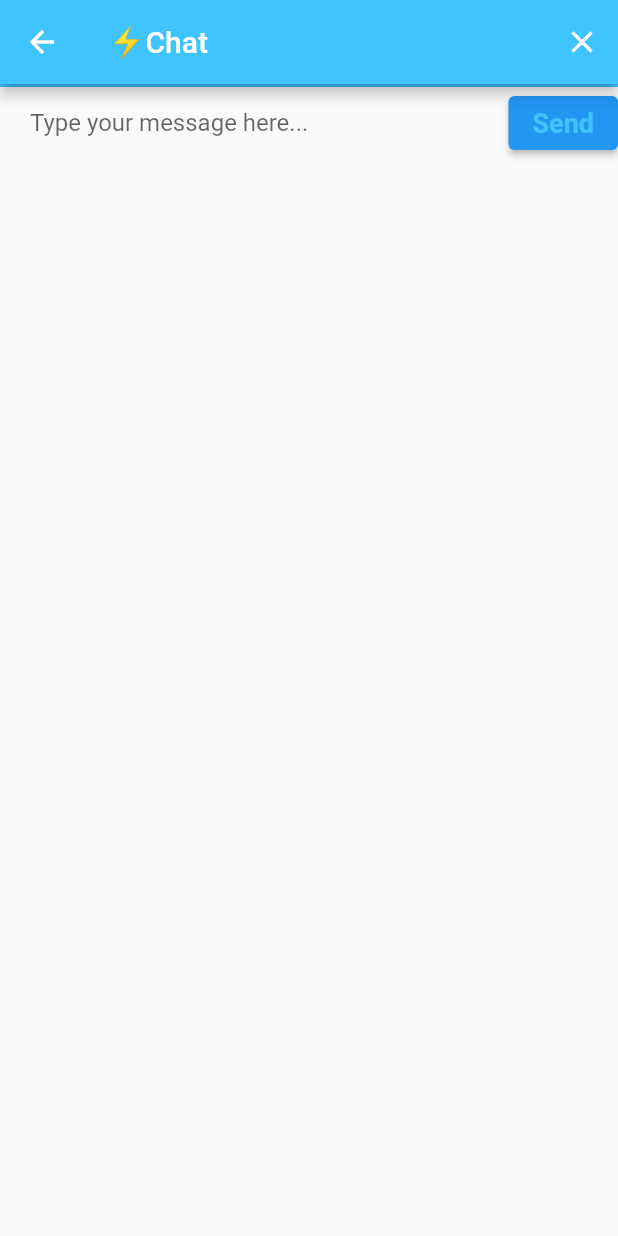
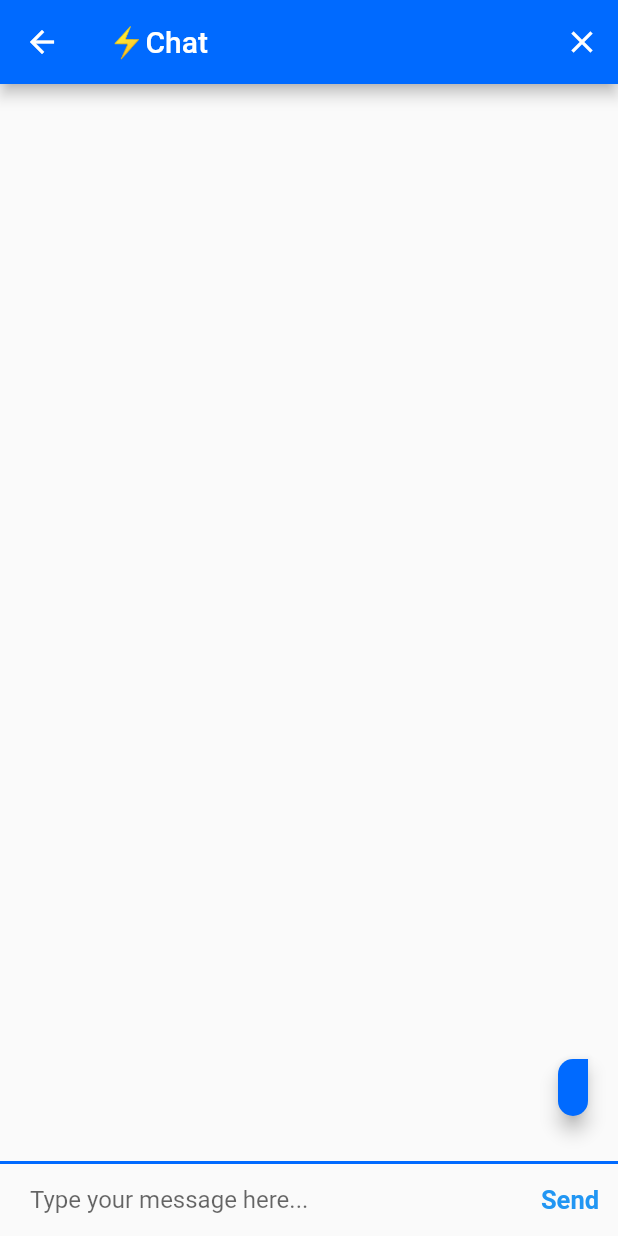
Before and after one commit to ashif-hivelearning/flutter-fireside-chat-completed, a Flutter app: the ChatScreen screen opened by its route, after a tap on "Send", on a phone screen of 412 x 824 dp. Run offline on Flutter 3.47's test engine with Material 2 defaults, Android fonts, the phone set to English and light mode, and no system bars; our stand-ins replace animated_text_kit, cloud_firestore, firebase_auth, firebase_core, modal_progress_hud_nsn; accounts and stored records are empty.

Commit message:
app completed

```diff
--- a/lib/constants.dart
+++ b/lib/constants.dart
@@ -1,9 +1,9 @@
 import 'package:flutter/material.dart';
 
 const kSendButtonTextStyle = TextStyle(
-  color: Colors.lightBlueAccent,
+  color: Color(0xFF006AFF),
   fontWeight: FontWeight.bold,
-  fontSize: 18.0,
+  fontSize: 17.0,
 );
 
 const kMessageTextFieldDecoration = InputDecoration(
@@ -14,7 +14,7 @@ const kMessageTextFieldDecoration = InputDecoration(
 
 const kMessageContainerDecoration = BoxDecoration(
   border: Border(
-    top: BorderSide(color: Colors.lightBlueAccent, width: 2.0),
+    top: BorderSide(color: Color(0xFF006AFF), width: 2.0),
   ),
 );
 
--- a/lib/screens/chat_screen.dart
+++ b/lib/screens/chat_screen.dart
@@ -1,9 +1,13 @@
 // ignore_for_file: use_key_in_widget_constructors, library_private_types_in_public_api, prefer_const_constructors
 
+import 'package:cloud_firestore/cloud_firestore.dart';
 import 'package:firebase_auth/firebase_auth.dart';
 import 'package:flutter/material.dart';
 
 import '../constants.dart';
+
+final _firestore = FirebaseFirestore.instance;
+User? loggedInUser;
 
 class ChatScreen extends StatefulWidget {
   static const String id = "chat_screen";
@@ -14,17 +18,34 @@ class ChatScreen extends StatefulWidget {
 
 class _ChatScreenState extends State<ChatScreen> {
   final _auth = FirebaseAuth.instance;
-  late User loggedInUser;
+  TextEditingController textController = TextEditingController();
+
+  String messageText = '';
 
   void getCurrentUser() {
     try {
       final user = _auth.currentUser;
       if (user != null) {
         loggedInUser = user;
-        print(loggedInUser.email);
+        print(loggedInUser?.email);
       }
     } catch (e) {
       print(e);
+    }
+  }
+
+  void getMessages() async {
+    final messages = await _firestore.collection('messages').get();
+    for (var messages in messages.docs) {
+      print(messages.data());
+    }
+  }
+
+  void getMessageStreams() async {
+    await for (var snapshot in _firestore.collection('messages').snapshots()) {
+      for (var messages in snapshot.docs) {
+        print(messages.data());
+      }
     }
   }
 
@@ -43,18 +64,20 @@ class _ChatScreenState extends State<ChatScreen> {
           IconButton(
               icon: Icon(Icons.close),
               onPressed: () {
+                //getMessageStreams();
                 _auth.signOut();
                 Navigator.pop(context);
               }),
         ],
         title: Text('⚡️Chat'),
-        backgroundColor: Colors.lightBlueAccent,
+        backgroundColor: Color(0xFF006AFF),
       ),
       body: SafeArea(
         child: Column(
           mainAxisAlignment: MainAxisAlignment.spaceBetween,
           crossAxisAlignment: CrossAxisAlignment.stretch,
           children: <Widget>[
+            MessageStream(),
             Container(
               decoration: kMessageContainerDecoration,
               child: Row(
@@ -63,19 +86,24 @@ class _ChatScreenState extends State<ChatScreen> {
                   Expanded(
                     child: TextField(
                       onChanged: (value) {
-                        //Do something with the user input.
+                        messageText = value;
                       },
+                      controller: textController,
                       decoration: kMessageTextFieldDecoration,
                     ),
                   ),
-                  ElevatedButton(
+                  TextButton(
+                    style: TextButton.styleFrom(
+                      textStyle: kSendButtonTextStyle,
+                    ),
                     onPressed: () {
-                      //Implement send functionality.
+                      textController.clear();
+                      _firestore.collection('messages').add({
+                        'text': messageText,
+                        'sender': loggedInUser?.email,
+                      });
                     },
-                    child: Text(
-                      'Send',
-                      style: kSendButtonTextStyle,
-                    ),
+                    child: const Text('Send'),
                   ),
                 ],
               ),
@@ -86,3 +114,97 @@ class _ChatScreenState extends State<ChatScreen> {
     );
   }
 }
+
+class MessageStream extends StatelessWidget {
+  @override
+  Widget build(BuildContext context) {
+    return StreamBuilder<QuerySnapshot>(
+        stream: _firestore.collection('messages').snapshots(),
+        builder: (context, snapshot) {
+          if (snapshot.hasData) {
+            final messages = snapshot.data!.docs.reversed;
+            List<MessageBubble> messageBubbles = [];
+            for (var message in messages) {
+              final messageText = message['text'];
+              final messageSender = message['sender'];
+              final currentUser = loggedInUser?.email;
+
+              final messageBubble = MessageBubble(
+                text: messageText,
+                sender: messageSender,
+                isMyMessage: currentUser == messageSender,
+              );
+              messageBubbles.add(messageBubble);
+            }
+            return Expanded(
+              child: ListView(
+                reverse: true,
+                padding: EdgeInsets.symmetric(
+                  horizontal: 10,
+                  vertical: 20,
+                ),
+                children: messageBubbles,
+              ),
+            );
+          } else {
+            return CircularProgressIndicator(
+              backgroundColor: Colors.lightBlueAccent,
+            );
+          }
+        });
+  }
+}
+
+class MessageBubble extends StatelessWidget {
+  const MessageBubble({
+    required this.text,
+    required this.sender,
+    this.isMyMessage = false,
+  });
+
+  final String text;
+  final String sender;
+  final bool isMyMessage;
+
+  @override
+  Widget build(BuildContext context) {
+    return Padding(
+      padding: const EdgeInsets.all(10.0),
+      child: Column(
+        crossAxisAlignment:
+            isMyMessage ? CrossAxisAlignment.end : CrossAxisAlignment.start,
+        children: [
+          Text(
+            sender,
+            style: TextStyle(fontSize: 12, color: Colors.black54),
+          ),
+          Material(
+            color: isMyMessage ? Color(0xFF006AFF) : Colors.pinkAccent,
+            borderRadius: isMyMessage
+                ? BorderRadius.only(
+                    bottomLeft: Radius.circular(30),
+                    bottomRight: Radius.circular(30),
+                    topLeft: Radius.circular(30),
+                    topRight: Radius.circular(0))
+                : BorderRadius.only(
+                    bottomLeft: Radius.circular(30),
+                    bottomRight: Radius.circular(30),
+                    topLeft: Radius.circular(0),
+                    topRight: Radius.circular(30)),
+            elevation: 5.0,
+            child: Padding(
+              padding: const EdgeInsets.symmetric(
+                horizontal: 10,
+                vertical: 10,
+              ),
+              child: Text(
+                text,
+                style: TextStyle(fontSize: 15, color: Colors.white),
+              ),
+            ),
+          ),
+        ],
+      ),
+    );
+  }
+}
--- a/lib/screens/login_screen.dart
+++ b/lib/screens/login_screen.dart
@@ -3,6 +3,7 @@
 import 'package:firebase_auth/firebase_auth.dart';
 import 'package:flutter/material.dart';
 import 'package:flutter_firebase_chat/constants.dart';
+import 'package:modal_progress_hud_nsn/modal_progress_hud_nsn.dart';
 
 import '../components/rounded_button.dart';
 import 'chat_screen.dart';
@@ -19,12 +20,15 @@ class _LoginScreenState extends State<LoginScreen> {
 
   String email = '';
   String password = '';
+  bool showSpinner = false;
 
   @override
   Widget build(BuildContext context) {
     return Scaffold(
       backgroundColor: Colors.white,
-      body: Padding(
+      body: ModalProgressHUD(
+        inAsyncCall: showSpinner,
+        child: Padding(
           padding: EdgeInsets.symmetric(horizontal: 24.0),
           child: Column(
             mainAxisAlignment: MainAxisAlignment.center,
@@ -68,12 +72,18 @@ class _LoginScreenState extends State<LoginScreen> {
                 title: 'Log In',
                 color: Colors.lightBlueAccent,
                 onPressed: () async {
+                  setState(() {
+                    showSpinner = true;
+                  });
                   try {
                     final user = await _auth.signInWithEmailAndPassword(
                       email: email,
                       password: password,
                     );
                     if (user != null) {
+                      setState(() {
+                        showSpinner = false;
+                      });
                       Navigator.pushNamed(context, ChatScreen.id);
                     }
                   } catch (e) {
@@ -84,6 +94,7 @@ class _LoginScreenState extends State<LoginScreen> {
             ],
           ),
         ),
+      ),
     );
   }
 }
--- a/lib/screens/registration_screen.dart
+++ b/lib/screens/registration_screen.dart
@@ -4,11 +4,13 @@ import 'package:firebase_auth/firebase_auth.dart';
 import 'package:flutter/material.dart';
 import 'package:flutter_firebase_chat/constants.dart';
 import 'package:flutter_firebase_chat/screens/chat_screen.dart';
+import 'package:modal_progress_hud_nsn/modal_progress_hud_nsn.dart';
 
 import '../components/rounded_button.dart';
 
 class RegistrationScreen extends StatefulWidget {
   static const String id = "registration_screen";
+
   @override
   _RegistrationScreenState createState() => _RegistrationScreenState();
 }
@@ -18,6 +20,7 @@ class _RegistrationScreenState extends State<RegistrationScreen> {
 
   String email = '';
   String password = '';
+  bool showSpinner = false;
 
   @override
   void initState() {
@@ -28,7 +31,9 @@ class _RegistrationScreenState extends State<RegistrationScreen> {
   Widget build(BuildContext context) {
     return Scaffold(
       backgroundColor: Colors.white,
-      body: Padding(
+      body: ModalProgressHUD(
+        inAsyncCall: showSpinner,
+        child: Padding(
           padding: EdgeInsets.symmetric(horizontal: 24.0),
           child: Column(
             mainAxisAlignment: MainAxisAlignment.center,
@@ -72,10 +77,16 @@ class _RegistrationScreenState extends State<RegistrationScreen> {
                 title: 'Register',
                 color: Colors.blueAccent,
                 onPressed: () async {
+                  setState(() {
+                    showSpinner = true;
+                  });
                   try {
                     final newUser = await _auth.createUserWithEmailAndPassword(
                         email: email, password: password);
                     if (newUser != null) {
+                      setState(() {
+                        showSpinner = false;
+                      });
                       Navigator.pushNamed(context, ChatScreen.id);
                     }
                   } catch (e) {
@@ -86,6 +97,7 @@ class _RegistrationScreenState extends State<RegistrationScreen> {
             ],
           ),
         ),
+      ),
     );
   }
 }
--- a/pubspec.yaml
+++ b/pubspec.yaml
@@ -18,6 +18,7 @@ dependencies:
   firebase_core: ^2.9.0
   firebase_auth: ^4.4.1
   cloud_firestore: ^4.5.1
+  modal_progress_hud_nsn: ^0.4.0
 
 dev_dependencies:
   flutter_test:
```
Also changed, not shown: images/send.png (added), pubspec.lock, 1 other file. Lines whose indentation alone changed are shown as unchanged.
